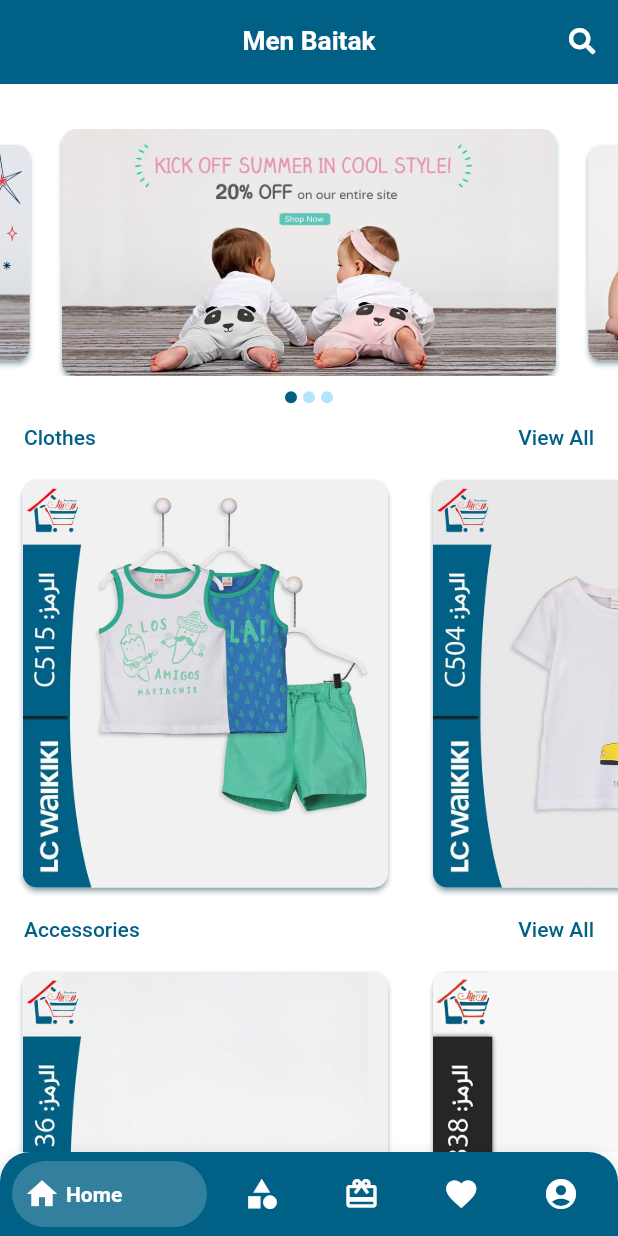
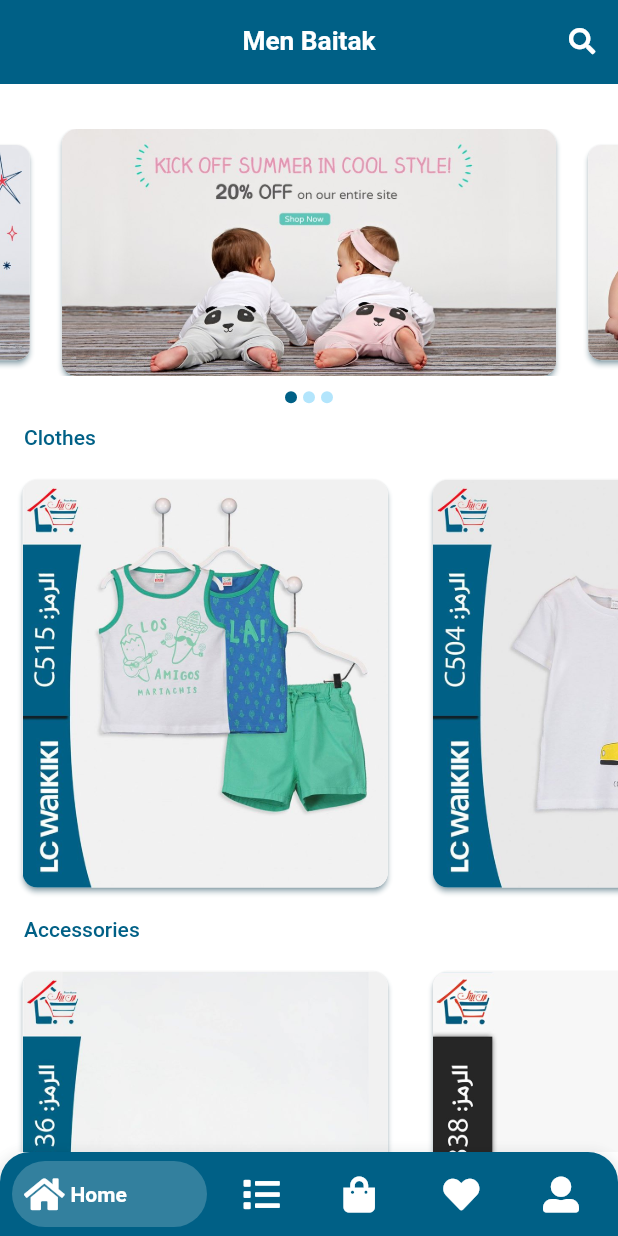
Before and after one commit to ahmedsws/Men-Baitak, a Flutter app: the screen it shows after launch, on a phone screen of 412 x 824 dp. Run offline on Flutter 3.47's test engine with Material 2 defaults, Android fonts, the phone set to English and light mode, and no system bars; drawn by our look-alikes of bottom_navy_bar, carousel_slider; our stand-ins replace font_awesome_flutter, google_fonts.

Commit message:
Bug fixes

```diff
--- a/lib/core/presentation/widgets/navigation_base.dart
+++ b/lib/core/presentation/widgets/navigation_base.dart
@@ -1,5 +1,6 @@
 import 'package:bottom_navy_bar/bottom_navy_bar.dart';
 import 'package:flutter/material.dart';
+import 'package:font_awesome_flutter/font_awesome_flutter.dart';
 import 'package:men_baitak/core/presentation/widgets/base_appbar.dart';
 
 class NavigationBase extends StatefulWidget {
@@ -42,24 +43,24 @@ class _NavigationBaseState extends State<NavigationBase> {
           }),
           items: [
             BottomNavyBarItem(
-              icon: Icon(Icons.home),
+              icon: FaIcon(FontAwesomeIcons.home),
               title: Text('Home'),
               activeColor: primaryColor,
             ),
             BottomNavyBarItem(
-                icon: Icon(Icons.category),
+                icon: FaIcon(FontAwesomeIcons.list),
                 title: Text('Categories'),
                 activeColor: primaryColor),
             BottomNavyBarItem(
-                icon: Icon(Icons.card_giftcard),
+                icon: FaIcon(FontAwesomeIcons.shoppingBag),
                 title: Text('Bag'),
                 activeColor: primaryColor),
             BottomNavyBarItem(
-                icon: Icon(Icons.favorite),
+                icon: FaIcon(FontAwesomeIcons.solidHeart),
                 title: Text('Favorites'),
                 activeColor: primaryColor),
             BottomNavyBarItem(
-                icon: Icon(Icons.account_circle),
+                icon: FaIcon(FontAwesomeIcons.userAlt),
                 title: Text('Account'),
                 activeColor: primaryColor),
           ],
--- a/lib/features/category/presentation/pages/home_page/widgets/preview_categories.dart
+++ b/lib/features/category/presentation/pages/home_page/widgets/preview_categories.dart
@@ -27,17 +27,17 @@ class PreviewCategory extends StatelessWidget {
                 category.name,
                 style: labelTextTheme,
               ),
-              InkWell(
-                child: Text(
-                  'View All',
-                  style: labelTextTheme,
-                ),
-                onTap: () {
-                  Navigator.of(context).push(MaterialPageRoute(
-                    builder: (context) => CategoriesPage(),
-                  ));
-                },
-              ),
+              // InkWell(
+              //   child: Text(
+              //     'View All',
+              //     style: labelTextTheme,
+              //   ),
+              //   onTap: () {
+              //     Navigator.of(context).push(MaterialPageRoute(
+              //       builder: (context) => CategoriesPage(),
+              //     ));
+              //   },
+              // ),
             ],
           ),
         ),
```
